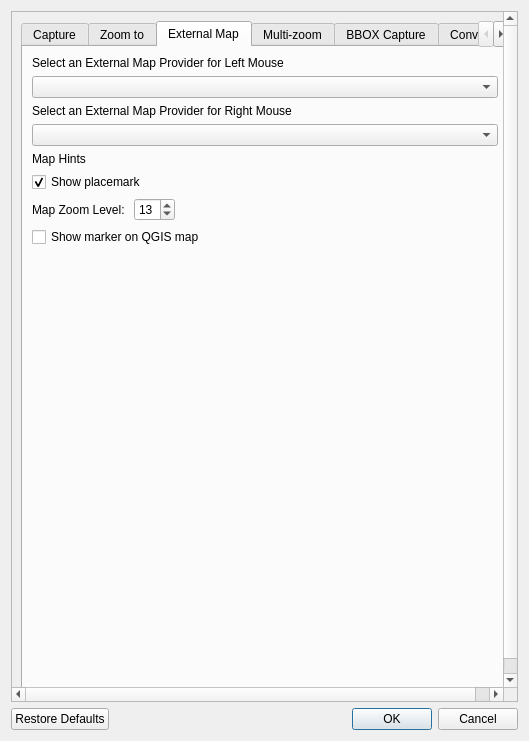
NationalSecurityAgency/qgis-latlontools-plugin, file ui/latLonSettings.ui: the form before one commit.
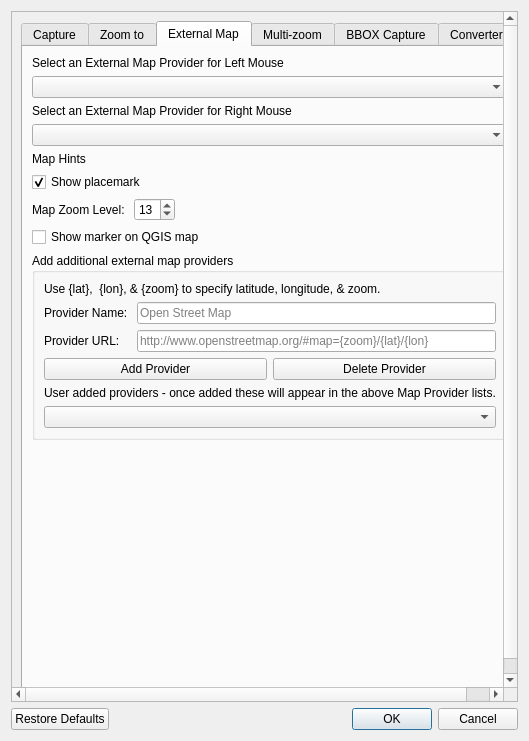
The form after the commit. The open tabs and pages were chosen to show the change. Custom widgets are drawn as their Qt base class.

Commit message: update external map settings dialog

Diff of the .ui file:
```diff
--- a/ui/latLonSettings.ui
+++ b/ui/latLonSettings.ui
@@ -476,6 +476,82 @@
              </property>
             </widget>
            </item>
+           <item>
+            <widget class="QGroupBox" name="groupBox_5">
+             <property name="title">
+              <string>Add additional external map providers</string>
+             </property>
+             <layout class="QVBoxLayout" name="verticalLayout_12">
+              <item>
+               <widget class="QLabel" name="label_47">
+                <property name="text">
+                 <string>Use {lat},  {lon}, &amp; {zoom} to specify latitude, longitude, &amp; zoom.</string>
+                </property>
+               </widget>
+              </item>
+              <item>
+               <layout class="QFormLayout" name="formLayout_5">
+                <item row="0" column="0">
+                 <widget class="QLabel" name="label_48">
+                  <property name="text">
+                   <string>Provider Name: </string>
+                  </property>
+                 </widget>
+                </item>
+                <item row="0" column="1">
+                 <widget class="QLineEdit" name="userProviderNameLineEdit">
+                  <property name="placeholderText">
+                   <string>Open Street Map</string>
+                  </property>
+                 </widget>
+                </item>
+                <item row="1" column="0">
+                 <widget class="QLabel" name="label_49">
+                  <property name="text">
+                   <string>Provider URL: </string>
+                  </property>
+                 </widget>
+                </item>
+                <item row="1" column="1">
+                 <widget class="QLineEdit" name="userProviderUrlLineEdit">
+                  <property name="placeholderText">
+                   <string>http://www.openstreetmap.org/#map={zoom}/{lat}/{lon}</string>
+                  </property>
+                 </widget>
+                </item>
+               </layout>
+              </item>
+              <item>
+               <layout class="QHBoxLayout" name="horizontalLayout">
+                <item>
+                 <widget class="QPushButton" name="addProviderButton">
+                  <property name="text">
+                   <string>Add Provider</string>
+                  </property>
+                 </widget>
+                </item>
+                <item>
+                 <widget class="QPushButton" name="deleteProviderButton">
+                  <property name="text">
+                   <string>Delete Provider</string>
+                  </property>
+                 </widget>
+                </item>
+               </layout>
+              </item>
+              <item>
+               <widget class="QLabel" name="label_50">
+                <property name="text">
+                 <string>User added providers - once added these will appear in the above Map Provider lists.</string>
+                </property>
+               </widget>
+              </item>
+              <item>
+               <widget class="QComboBox" name="userMapProviderComboBox"/>
+              </item>
+             </layout>
+            </widget>
+           </item>
            <item>
             <spacer name="verticalSpacer_3">
              <property name="orientation">
```
